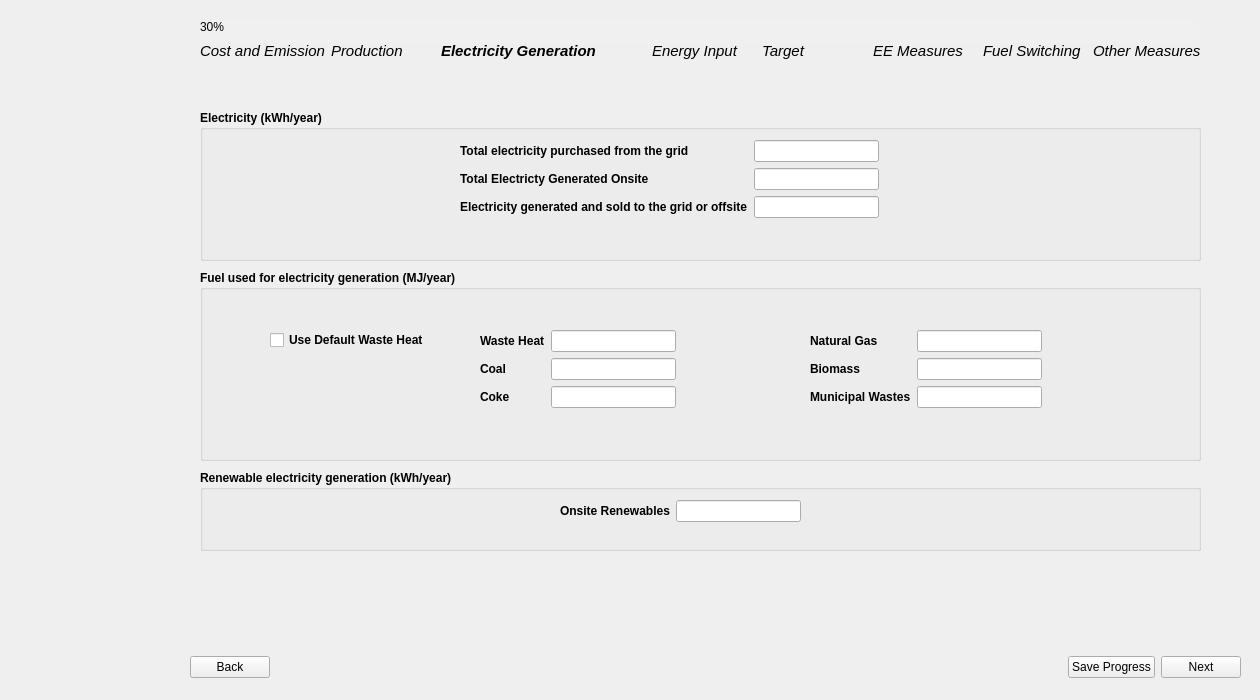
The window that 00_BEST_windows/ui_files_latest/Page5_ElectricityGenerationInput_qwidget.ui (WongCurtis95/lbnl_best_public) describes before a commit, drawn with Qt 5.
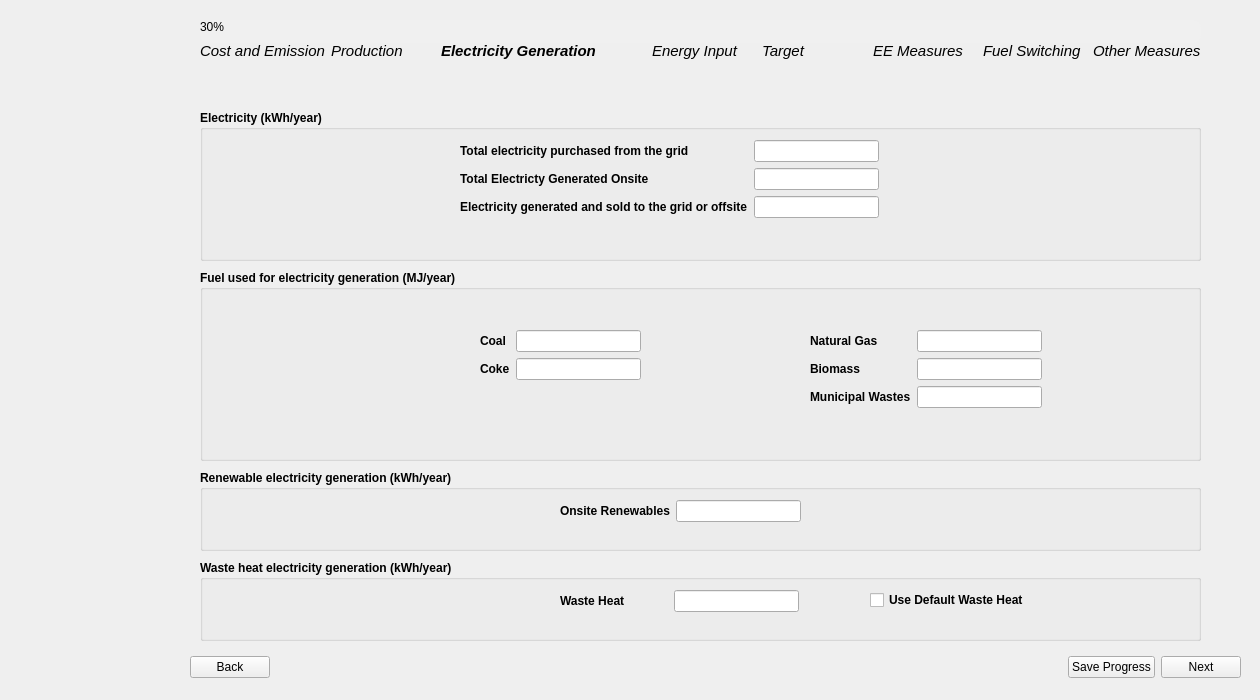
The same window after the commit. Icons and pictures are not drawn.

Commit message: Updated how waste heat is entered and calculated. Made some other calculation adjustments. Also updated the default waste heat value and related UI

```diff
--- a/00_BEST_windows/ui_files_latest/Page5_ElectricityGenerationInput_qwidget.ui
+++ b/00_BEST_windows/ui_files_latest/Page5_ElectricityGenerationInput_qwidget.ui
@@ -228,33 +228,13 @@
     </property>
     <layout class="QFormLayout" name="formLayout_carbon_electricity_gen_2">
      <item row="0" column="0">
-      <widget class="QLabel" name="waste_heat_label_page5">
-       <property name="text">
-        <string>Waste Heat</string>
-       </property>
-      </widget>
-     </item>
-     <item row="0" column="1">
-      <widget class="QLineEdit" name="waste_heat_input_page5">
-       <property name="sizePolicy">
-        <sizepolicy hsizetype="Fixed" vsizetype="Fixed">
-         <horstretch>0</horstretch>
-         <verstretch>0</verstretch>
-        </sizepolicy>
-       </property>
-       <property name="text">
-        <string/>
-       </property>
-      </widget>
-     </item>
-     <item row="1" column="0">
       <widget class="QLabel" name="coal_label_page5">
        <property name="text">
         <string>Coal</string>
        </property>
       </widget>
      </item>
-     <item row="1" column="1">
+     <item row="0" column="1">
       <widget class="QLineEdit" name="coal_input_page5">
        <property name="sizePolicy">
         <sizepolicy hsizetype="Fixed" vsizetype="Fixed">
@@ -267,14 +247,14 @@
        </property>
       </widget>
      </item>
-     <item row="2" column="0">
+     <item row="1" column="0">
       <widget class="QLabel" name="coke_label_page5">
        <property name="text">
         <string>Coke</string>
        </property>
       </widget>
      </item>
-     <item row="2" column="1">
+     <item row="1" column="1">
       <widget class="QLineEdit" name="coke_input_page5">
        <property name="sizePolicy">
         <sizepolicy hsizetype="Fixed" vsizetype="Fixed">
@@ -361,19 +341,6 @@
      </item>
     </layout>
    </widget>
-   <widget class="QCheckBox" name="checkBox">
-    <property name="geometry">
-     <rect>
-      <x>70</x>
-      <y>60</y>
-      <width>171</width>
-      <height>20</height>
-     </rect>
-    </property>
-    <property name="text">
-     <string>Use Default Waste Heat</string>
-    </property>
-   </widget>
   </widget>
   <widget class="QGroupBox" name="electricity_generation_group_3">
    <property name="geometry">
@@ -588,6 +555,77 @@
     </item>
    </layout>
   </widget>
+  <widget class="QGroupBox" name="electricity_generation_group_4">
+   <property name="geometry">
+    <rect>
+     <x>200</x>
+     <y>560</y>
+     <width>1001</width>
+     <height>81</height>
+    </rect>
+   </property>
+   <property name="font">
+    <font>
+     <bold>true</bold>
+    </font>
+   </property>
+   <property name="title">
+    <string>Waste heat electricity generation (kWh/year)</string>
+   </property>
+   <widget class="QWidget" name="layoutWidget_9">
+    <property name="geometry">
+     <rect>
+      <x>360</x>
+      <y>30</y>
+      <width>281</width>
+      <height>45</height>
+     </rect>
+    </property>
+    <layout class="QFormLayout" name="formLayout_carbon_electricity_gen_6">
+     <item row="0" column="0">
+      <widget class="QLabel" name="waste_heat_label_page5">
+       <property name="text">
+        <string>Waste Heat             </string>
+       </property>
+      </widget>
+     </item>
+     <item row="0" column="1">
+      <widget class="QLineEdit" name="waste_heat_input_page5">
+       <property name="sizePolicy">
+        <sizepolicy hsizetype="Fixed" vsizetype="Fixed">
+         <horstretch>0</horstretch>
+         <verstretch>0</verstretch>
+        </sizepolicy>
+       </property>
+       <property name="text">
+        <string/>
+       </property>
+      </widget>
+     </item>
+    </layout>
+   </widget>
+   <widget class="QCheckBox" name="checkBox">
+    <property name="geometry">
+     <rect>
+      <x>670</x>
+      <y>30</y>
+      <width>171</width>
+      <height>20</height>
+     </rect>
+    </property>
+    <property name="text">
+     <string>Use Default Waste Heat</string>
+    </property>
+   </widget>
+  </widget>
+  <zorder>electricity_generation_group_4</zorder>
+  <zorder>layoutWidget</zorder>
+  <zorder>electricity_generation_group_1</zorder>
+  <zorder>electricity_generation_group_2</zorder>
+  <zorder>electricity_generation_group_3</zorder>
+  <zorder>progressBar</zorder>
+  <zorder>side_image</zorder>
+  <zorder>layoutWidget_2</zorder>
  </widget>
  <resources/>
  <connections/>
```
The commit also changes 5 other files.
